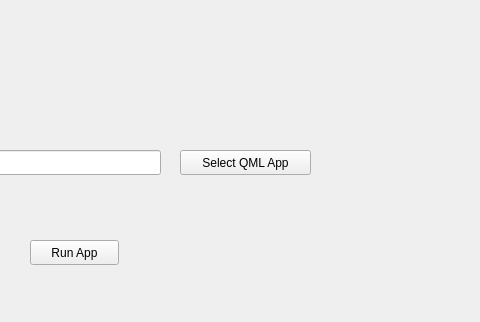
cavoke-project/client-prototype, file cavokeclientview.ui: the form before one commit; both pictures show x 320 to 800 and y 0 to 322 of the 800 by 600 pixel window.
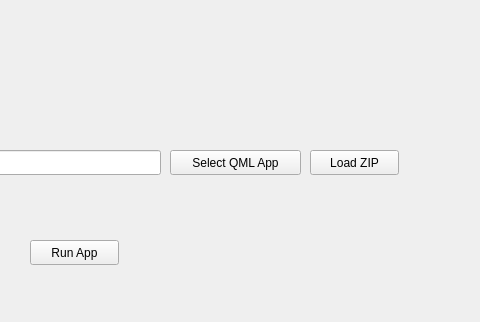
The form after the commit.

The edit to the form file:
```diff
--- a/cavokeclientview.ui
+++ b/cavokeclientview.ui
@@ -39,7 +39,7 @@
    <widget class="QPushButton" name="selectAppPathButton">
     <property name="geometry">
      <rect>
-      <x>500</x>
+      <x>490</x>
       <y>150</y>
       <width>131</width>
       <height>25</height>
@@ -62,6 +62,19 @@
      <string>Run App</string>
     </property>
    </widget>
+   <widget class="QPushButton" name="loadZipButton">
+    <property name="geometry">
+     <rect>
+      <x>630</x>
+      <y>150</y>
+      <width>89</width>
+      <height>25</height>
+     </rect>
+    </property>
+    <property name="text">
+     <string>Load ZIP</string>
+    </property>
+   </widget>
   </widget>
   <widget class="QMenuBar" name="menubar">
    <property name="geometry">
```
